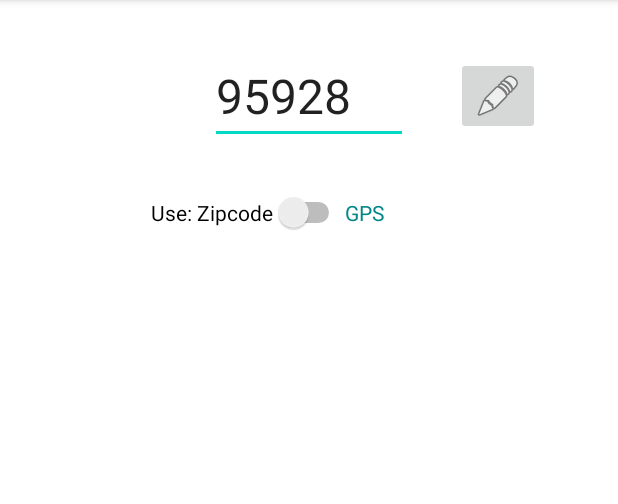
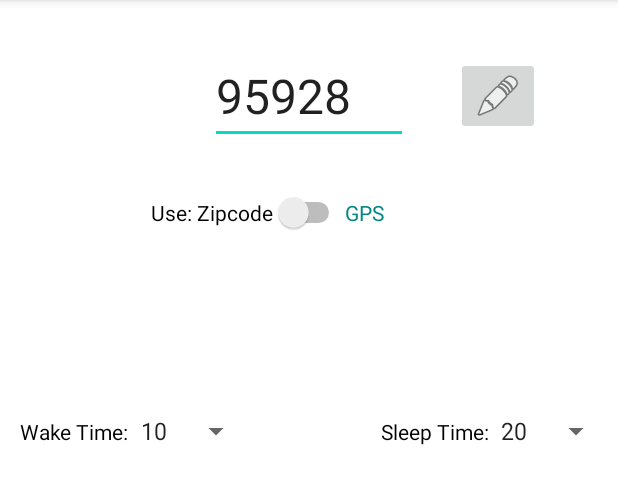
Before and after one commit to Tinker42/TempAlarm1, an Android app: the SettingsActivity screen opened directly, with no data from a screen before it, on a phone screen of 412 x 824 dp, the part 84-588 px from its top. Run offline under Robolectric (Android 15) with nearby library versions, the phone set to English and light mode, and no system bars.

Commit message:
Added functionality for wake and sleep times

```diff
--- a/app/src/main/AndroidManifest.xml
+++ b/app/src/main/AndroidManifest.xml
@@ -3,6 +3,8 @@
     xmlns:tools="http://schemas.android.com/tools"
     package="com.ata.tempalarm1">
 
+
+    <uses-permission android:name="android.permission.ACCESS_COARSE_LOCATION" />
     <uses-permission android:name="android.permission.ACCESS_FINE_LOCATION" />
     <uses-permission android:name="android.permission.INTERNET"/>
     <uses-permission android:name="android.permission.SCHEDULE_EXACT_ALARM"/>
--- a/app/src/main/java/com/ata/tempalarm1/Data/WeatherWorker.java
+++ b/app/src/main/java/com/ata/tempalarm1/Data/WeatherWorker.java
@@ -18,11 +18,20 @@ import com.google.android.gms.location.FusedLocationProviderClient;
 import com.google.android.gms.location.LocationServices;
 import com.google.android.gms.tasks.OnSuccessListener;
 
+import java.time.Instant;
+import java.time.LocalDateTime;
+import java.time.format.DateTimeFormatter;
+import java.time.temporal.ChronoUnit;
+
 import retrofit2.Call;
 import retrofit2.Callback;
 import retrofit2.Response;
 
 public class WeatherWorker extends Worker {
+
+    static int milToMS(int milit){
+        return (((milit-(milit%100))*36000)+((milit%100)*60000));
+    }
 
     static {
         System.loadLibrary("api-keys");
@@ -91,6 +100,7 @@ public class WeatherWorker extends Worker {
                             e.printStackTrace();
                         }*/
                         Log.e("LocationGot", Double.toString(location.getLatitude()) );
+
                         call[0] = service.getWeatherAtZipcode(getAPIKey(), Double.toString(location.getLatitude()) + "," + Double.toString(location.getLongitude()));
                         //getting stuck here^
                         /*try {
@@ -106,14 +116,41 @@ public class WeatherWorker extends Worker {
 
         }
         try{
-            /*
-            currTime= getTime()HH:MM:SS:MS;
-            if( currTime > AwakeTime && currTime < AsleepTime){
-                //runStuff
-            }else{
-                Thread.sleep((AwakeTime+24h)-currTime);
+
+
+            Log.e("CurrTime", "C: HHmm: "+ LocalDateTime.now().format(DateTimeFormatter.ofPattern("HHmm")) );
+            Log.e("CurrTime", "W: HHmm: "+ sharedPref.getInt("WakeTime",1000) );
+            Log.e("CurrTime", "S: HHmm: "+ sharedPref.getInt("SleepTime",2000) );
+
+            int currTime= Integer.parseInt(LocalDateTime.now().format(DateTimeFormatter.ofPattern("HHmm")));
+            int wakeTime= sharedPref.getInt("WakeTime",1000);
+            int sleepTime= sharedPref.getInt("SleepTime",2000);
+            int waitTime=0;
+
+            if( currTime < wakeTime || currTime > sleepTime){
+
+                //Log.e("CurrTime", "Wms: "+ (milToMS(wakeTime)) );
+                //Log.e("CurrTime", "Cms: "+ (milToMS(currTime)) );
+
+                //Log.e("CurrTime", "Wms+24h: "+ ((milToMS(wakeTime))+86400000) );
+                //Log.e("CurrTime", "Cms%24h: "+ ((milToMS(currTime))%86400000) );
+
+                //Log.e("CurrTime", "Dif:    "+ ((((milToMS(wakeTime))+86400000)-((milToMS(currTime))%86400000))%86400000) );
+                //900 +2400 = 3300  2300%2400 =2300 3300-2300= 1000
+                //900 +2400 = 3300  100%2400 =100 3300-100= 32000%2400 = 800
+
+
+                waitTime= ((((milToMS(wakeTime)+86400000)-milToMS(currTime))%86400000)%86400000);
+                Log.e("CurrTime", "WT: "+ (waitTime) );
+                //Log.e("CurrTime", "WTmin: "+ ((waitTime/60000)%60) );
+                //Log.e("CurrTime", "WTh: "+ ((waitTime/60000-((waitTime/60000)%60))/.6) );
+                //Log.e("CurrTime", "M: HHmm: "+ (wakeTime) );
+                Log.e("CurrTime", "A: HHmm: "+ ( (waitTime/60000-((waitTime/60000)%60))/.6+(waitTime/60000)%60 ) );
+                Thread.sleep( waitTime );
             }
-            */
+
+            Log.e("CurrTime", "P" );
+
             try {
                 Thread.sleep(2048);
             } catch (InterruptedException e) {
--- a/app/src/main/java/com/ata/tempalarm1/SettingsActivity.java
+++ b/app/src/main/java/com/ata/tempalarm1/SettingsActivity.java
@@ -5,7 +5,11 @@ import android.content.SharedPreferences;
 import android.os.Bundle;
 import android.os.PersistableBundle;
 import android.view.View;
+import android.widget.AdapterView;
+import android.widget.ArrayAdapter;
 import android.widget.CompoundButton;
+import android.widget.Spinner;
+import android.widget.Toast;
 
 import androidx.annotation.Nullable;
 import androidx.appcompat.app.AppCompatActivity;
@@ -13,8 +17,9 @@ import androidx.appcompat.app.AppCompatActivity;
 import com.ata.tempalarm1.databinding.ActivityMainBinding;
 import com.ata.tempalarm1.databinding.ActivitySettingsBinding;
 
-public class SettingsActivity extends AppCompatActivity {
+public class SettingsActivity extends AppCompatActivity implements AdapterView.OnItemSelectedListener {
 ActivitySettingsBinding binding;
+    String[] times = {"1","2","3","4","5","6","7","8","9","10","11","12","13","14","15","16","17","18","19","20","21","22","23","24"};
     @Override //Overriding the AppCompactActivity which is the android class that has a function onCreate that represents the view lifecycle
     protected void onCreate(Bundle savedInstanceState) {
         super.onCreate(savedInstanceState);
@@ -38,9 +43,64 @@ ActivitySettingsBinding binding;
                 sharedPref.edit().putBoolean("UseGPS",b).apply();
             }
         });
+        Spinner spinW = (Spinner) findViewById(R.id.spinnerW);
+        Spinner spinS = (Spinner) findViewById(R.id.spinnerS);
+        ArrayAdapter<String> adapterW = new ArrayAdapter<String>(this, android.R.layout.simple_spinner_item, times);
+        ArrayAdapter<String> adapterS = new ArrayAdapter<String>(this, android.R.layout.simple_spinner_item, times);
+        adapterW.setDropDownViewResource(android.R.layout.simple_spinner_dropdown_item);
+        adapterS.setDropDownViewResource(android.R.layout.simple_spinner_dropdown_item);
+        spinW.setAdapter(adapterW);
+        spinS.setAdapter(adapterS);
+        spinW.setOnItemSelectedListener(this);
+        spinS.setOnItemSelectedListener(this);
+
+        binding.spinnerW.setSelection(((sharedPref.getInt("WakeTime",1000))/100)-1);
+        binding.spinnerS.setSelection(((sharedPref.getInt("SleepTime",2000))/100)-1);
+
+        /*binding.spinnerW.setOnItemSelectedListener(new AdapterView.OnItemSelectedListener() {
+            @Override
+            public void onItemSelected(AdapterView<?> adapterView, View view, int position, long id) {
+                Toast.makeText(getApplicationContext(), "Selected Time: "+times[position] ,Toast.LENGTH_SHORT).show();
+                sharedPref.edit().putInt("WakeTime", (Integer.parseInt(times[position]))*100).apply();
+            }
+
+            @Override
+            public void onNothingSelected(AdapterView<?> adapterView) {
+
+            }
+        });
+        binding.spinnerS.setOnItemSelectedListener(new AdapterView.OnItemSelectedListener() {
+            @Override
+            public void onItemSelected(AdapterView<?> adapterView, View view, int position, long id) {
+                Toast.makeText(getApplicationContext(), "Selected Time: "+times[position] ,Toast.LENGTH_SHORT).show();
+                sharedPref.edit().putInt("SleepTime", (Integer.parseInt(times[position]))*100).apply();
+            }
+
+            @Override
+            public void onNothingSelected(AdapterView<?> adapterView) {
+
+            }
+        });*/
+
+    }
+    @Override
+    public void onItemSelected(AdapterView<?> parent, View view, int position,long id) {
+        //Toast.makeText(getApplicationContext(), "Selected Time: "+times[position] ,Toast.LENGTH_SHORT).show();
+        SharedPreferences sharedPref = getSharedPreferences("MyPrefs", Context.MODE_PRIVATE);
+
+        if (parent.getId() == R.id.spinnerW){
+            sharedPref.edit().putInt("WakeTime", (Integer.parseInt(times[position]))*100).apply();
+        }
+        if (parent.getId() == R.id.spinnerS){
+            sharedPref.edit().putInt("SleepTime", (Integer.parseInt(times[position]))*100).apply();
+        }
+        //sharedPref.edit().putInt("WakeTime", (Integer.parseInt(times[position]))*100).apply();
+        //sharedPref.edit().putInt("SleepTime", (Integer.parseInt(times[position]))*100).apply();
+    }
+    @Override
+    public void onNothingSelected(AdapterView<?> arg0) {
+
     }
 
 
-
-
 }
--- a/app/src/main/res/layout/activity_settings.xml
+++ b/app/src/main/res/layout/activity_settings.xml
@@ -96,5 +96,90 @@
         tools:ignore="SpUsage"
         />
 
+    <!--app:layout_constraintRight_toLeftOf="@id/Z2GS"-->
+    <!--<TimePicker
+        android:id="@+id/timePicker1"
+
+        app:layout_constraintLeft_toLeftOf="parent"
+
+
+        app:layout_constraintTop_toBottomOf="@id/Z2GS"
+        android:layout_marginTop="32dp"
+        android:layout_width="wrap_content"
+        android:layout_height="wrap_content"
+        />-->
+
+    <!--<EditText
+        android:id="@+id/editTextTime1"
+
+        app:layout_constraintLeft_toLeftOf="parent"
+        app:layout_constraintRight_toRightOf="parent"
+
+        android:inputType="time"
+        android:maxLength=""
+
+        app:layout_constraintTop_toBottomOf="@id/Z2GS"
+        android:layout_marginTop="32dp"
+        android:layout_width="wrap_content"
+        android:layout_height="wrap_content"
+
+        android:ems="10"
+        />-->
+    <TextView
+        android:id="@+id/textW"
+        app:layout_constraintBottom_toBottomOf="@id/spinnerW"
+        app:layout_constraintEnd_toStartOf="@id/spinnerW"
+
+        app:layout_constraintTop_toTopOf="@id/spinnerW"
+        android:layout_width="wrap_content"
+        android:layout_height="wrap_content"
+
+        android:text="Wake Time:"
+        android:textColor="@color/black"
+        android:textSize="14dp"
+
+        tools:ignore="SpUsage"
+        />
+
+    <!--android:spinnerMode="dropdown or dialog"-->
+    <Spinner
+        android:id="@+id/spinnerW"
+
+        android:layout_width="wrap_content"
+        android:layout_height="wrap_content"
+        android:layout_marginTop="120dp"
+        android:spinnerMode="dropdown"
+        app:layout_constraintLeft_toLeftOf="parent"
+        app:layout_constraintRight_toLeftOf="@id/textS"
+        app:layout_constraintTop_toBottomOf="@id/Z2GS" />
+
+    <TextView
+        android:id="@+id/textS"
+        app:layout_constraintBottom_toBottomOf="@id/spinnerS"
+        app:layout_constraintLeft_toRightOf="@id/spinnerW"
+        app:layout_constraintRight_toRightOf="parent"
+
+        app:layout_constraintTop_toTopOf="@id/spinnerS"
+        android:layout_width="wrap_content"
+        android:layout_height="wrap_content"
+
+        android:text="Sleep Time:"
+        android:textColor="@color/black"
+        android:textSize="14dp"
+
+        tools:ignore="SpUsage"
+        />
+
+    <Spinner
+        android:id="@+id/spinnerS"
+
+        android:layout_width="wrap_content"
+        android:layout_height="wrap_content"
+        android:layout_marginTop="120dp"
+        android:spinnerMode="dropdown"
+        app:layout_constraintLeft_toRightOf="@id/textS"
+
+        app:layout_constraintTop_toBottomOf="@id/Z2GS" />
+
 
 </androidx.constraintlayout.widget.ConstraintLayout>
```
